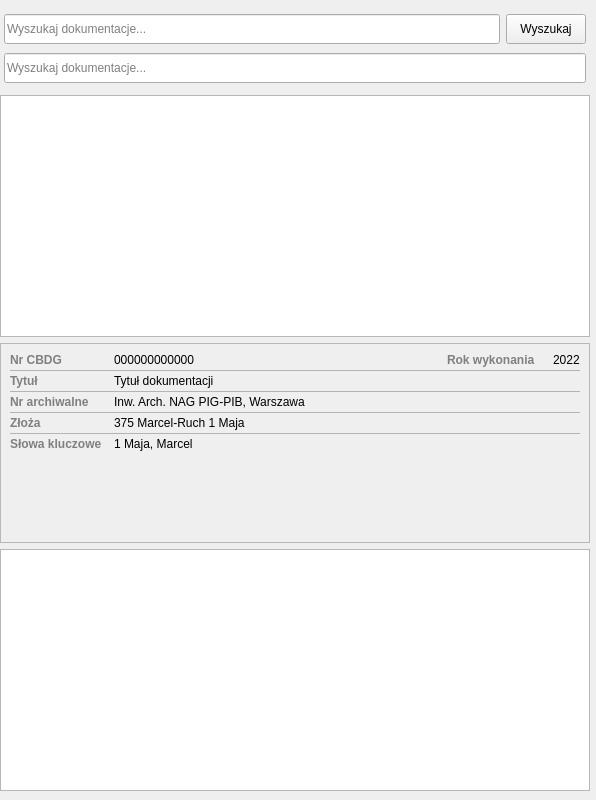
Old version of the form nag_archmap_dockwidget_base.ui in the repository dszrek/NAG_ArchMap.
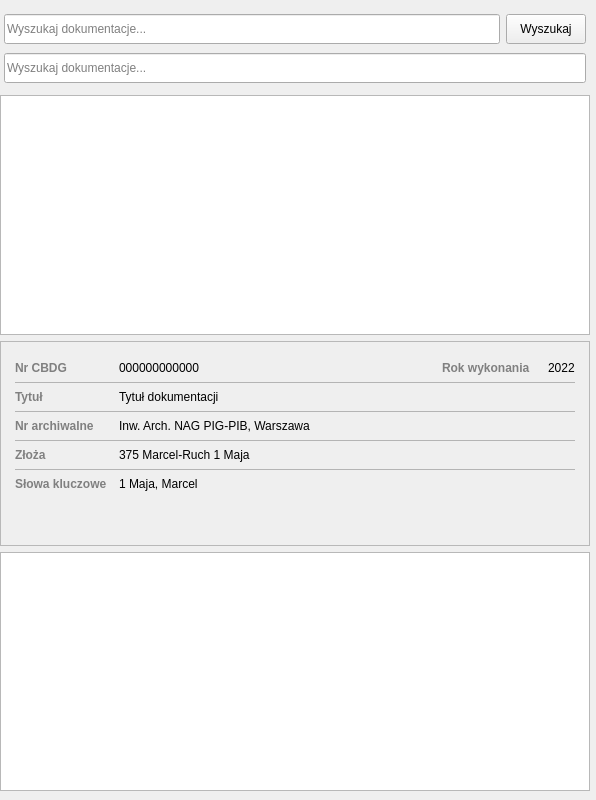
New version of the form. Custom widgets are drawn as their Qt base class.

Commit message: Wyświetlenie szczegółów dokumentacji po jej wybraniu

Diff of the .ui file:
```diff
--- a/nag_archmap_dockwidget_base.ui
+++ b/nag_archmap_dockwidget_base.ui
@@ -13,7 +13,7 @@
   <property name="minimumSize">
    <size>
     <width>592</width>
-    <height>456</height>
+    <height>461</height>
    </size>
   </property>
   <property name="windowTitle">
@@ -173,15 +173,33 @@
     </item>
     <item>
      <widget class="QTableView" name="tv_dok">
+      <property name="styleSheet">
+       <string notr="true">QTableView::item
+{
+  padding: 10px;
+}</string>
+      </property>
       <property name="selectionMode">
        <enum>QAbstractItemView::SingleSelection</enum>
       </property>
       <property name="selectionBehavior">
        <enum>QAbstractItemView::SelectRows</enum>
       </property>
+      <property name="showGrid">
+       <bool>true</bool>
+      </property>
+      <property name="cornerButtonEnabled">
+       <bool>false</bool>
+      </property>
+      <attribute name="horizontalHeaderStretchLastSection">
+       <bool>false</bool>
+      </attribute>
       <attribute name="verticalHeaderVisible">
        <bool>false</bool>
       </attribute>
+      <attribute name="verticalHeaderStretchLastSection">
+       <bool>false</bool>
+      </attribute>
      </widget>
     </item>
     <item>
@@ -195,7 +213,7 @@
       <property name="minimumSize">
        <size>
         <width>0</width>
-        <height>200</height>
+        <height>205</height>
        </size>
       </property>
       <property name="frameShape">
@@ -220,22 +238,22 @@
           </property>
           <layout class="QGridLayout" name="gridLayout">
            <property name="leftMargin">
-            <number>0</number>
+            <number>5</number>
            </property>
            <property name="topMargin">
-            <number>0</number>
+            <number>10</number>
            </property>
            <property name="rightMargin">
-            <number>0</number>
+            <number>5</number>
            </property>
            <property name="bottomMargin">
-            <number>0</number>
+            <number>10</number>
            </property>
            <property name="horizontalSpacing">
             <number>12</number>
            </property>
            <property name="verticalSpacing">
-            <number>2</number>
+            <number>6</number>
            </property>
            <item row="8" column="0">
             <widget class="QLabel" name="l_tag_t">
@@ -515,8 +533,8 @@
              </property>
              <property name="sizeHint" stdset="0">
               <size>
-               <width>20</width>
-               <height>40</height>
+               <width>1</width>
+               <height>1</height>
               </size>
              </property>
             </spacer>
```
Left out of the diff: 2 changed lines with no effect on the pictures. The commit also changes 1 other file.
